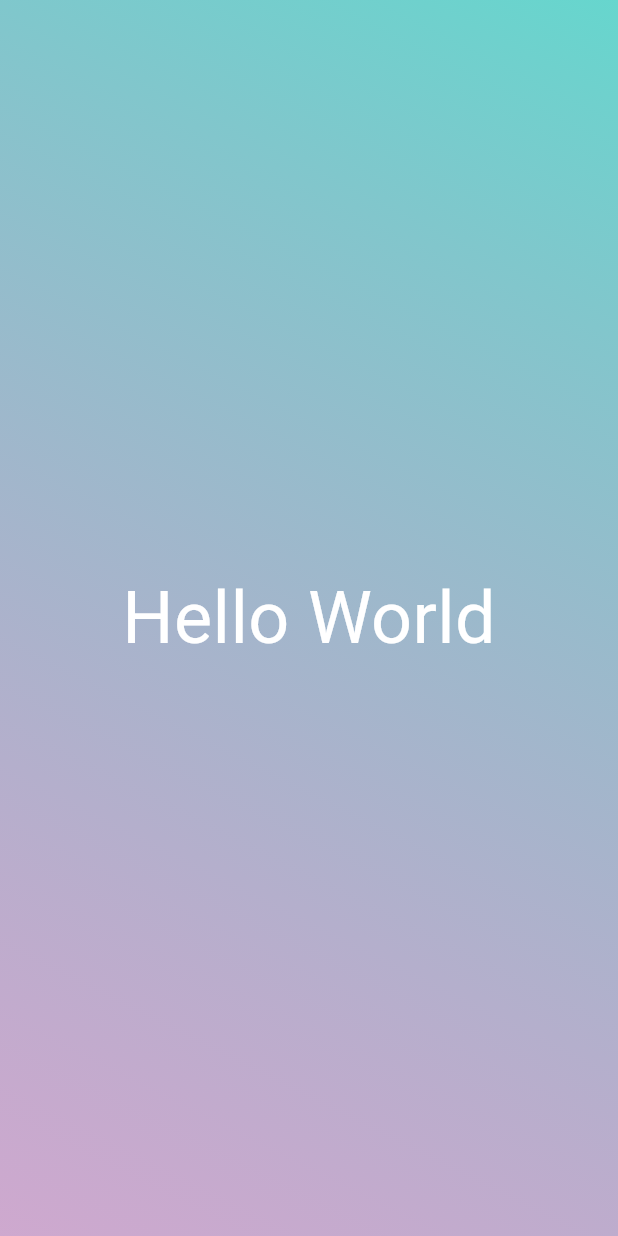
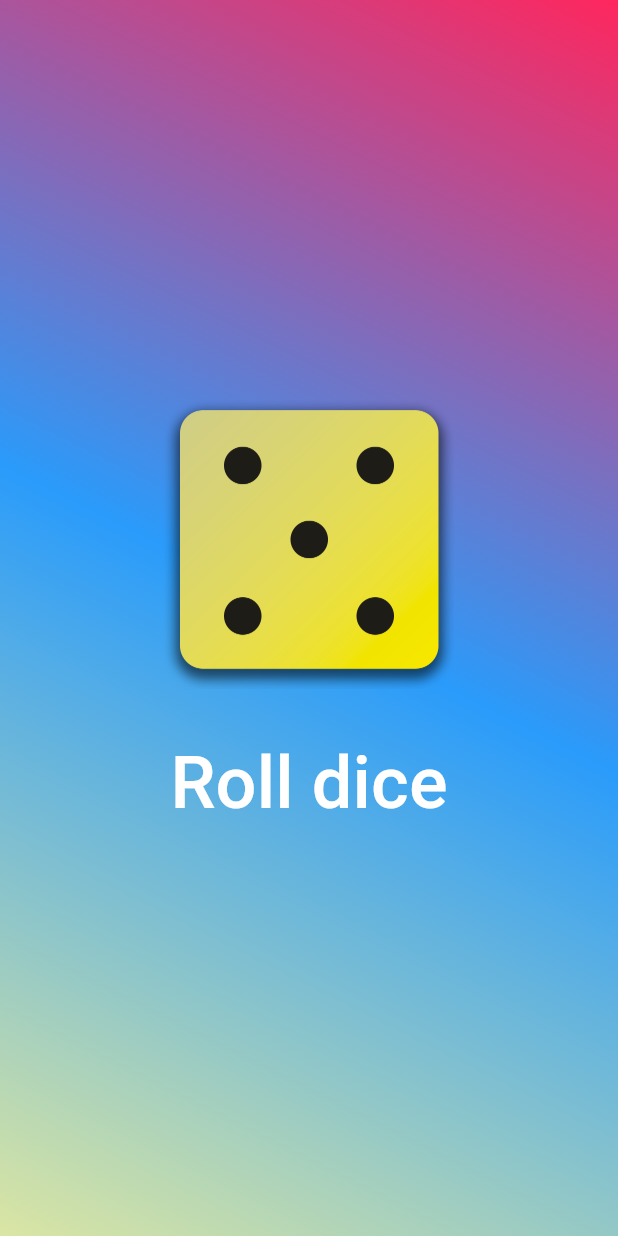
Before and after one commit to apisit15/ze04, a Flutter app: the screen it shows after launch, on a phone screen of 412 x 824 dp. Run offline on Flutter 3.47's test engine with Material 3 defaults, Android fonts, the phone set to English and light mode, and no system bars.

Commit message:
first commit

```diff
--- /dev/null
+++ b/lib/diceroll.dart
@@ -0,0 +1,45 @@
+import 'dart:math';
+import 'package:flutter/material.dart';
+import 'package:ze04/stylet.dart';
+
+
+class DiceThrown extends StatefulWidget{
+  const DiceThrown({super.key});
+
+  State<DiceThrown> createState(){
+    return _DiceThrownAction();
+  }
+}
+
+class _DiceThrownAction extends State<DiceThrown>{
+   var dicechange = 'assets/images/dice-5.png';
+   final randoms = Random();
+   var number = 1;
+
+  Widget build(Context){
+      return Column(
+              mainAxisSize: MainAxisSize.min,
+              children: [
+              Image.asset(
+                dicechange,
+                width:200,
+              ),
+              const SizedBox(
+                height: 20,
+              ),
+              TextButton(
+                onPressed: (){
+                  setState(() {
+                    number = randoms.nextInt(6) + 1;
+                    dicechange = 'assets/images/dice-$number.png';
+                  });
+
+                },
+                child: StyleT('Roll dice'),
+              )
+              ],
+      );
+  }
+
+
+}
--- a/lib/gradient_container.dart
+++ b/lib/gradient_container.dart
@@ -1,21 +1,21 @@
 import 'package:flutter/material.dart';
 import 'package:ze04/stylet.dart';
+import 'package:ze04/diceroll.dart';
 
 class GContainer extends StatelessWidget{
-    GContainer({super.key});
+  GContainer({super.key});
 
-    Widget build(context){
-      return Container(
+
+Widget build(context){
+    return Container( //พื้นหลังควรอยู่ด้านหลังตัวอักษร
         decoration: BoxDecoration(
-          gradient: LinearGradient(colors: [
-          Color.fromARGB(221, 79, 209, 198),
-          Color.fromARGB(137, 165, 101, 165)
-          ],
-          begin: Alignment.topRight,
-          end: Alignment.bottomLeft)
-        ),
-        child:  Center(
-          child: StyleT()
-      ));
-    }
+          gradient: LinearGradient(colors:[
+            Color.fromRGBO(255, 6, 69, 0.867),
+            Color.fromARGB(221, 9, 141, 250),
+            Color.fromARGB(221, 213, 227, 149)
+          ],begin:Alignment.topRight,end: Alignment.bottomLeft)),
+          child: Center( //ตั้งค่าตัวอักษรตรงกลาง
+            child: DiceThrown()));
+
 }
+  }
--- a/lib/stylet.dart
+++ b/lib/stylet.dart
@@ -1,11 +1,14 @@
 import 'package:flutter/material.dart';
 
 class StyleT extends StatelessWidget{
-  StyleT({super.key});
+  StyleT(this.text,{super.key});
+
+  var text;
 
   Widget build(context){
-      return Text("Hello World",
-        style: TextStyle(fontSize: 48,
-        color: Colors.white));
+     return Text(text, style: TextStyle(fontSize : 48, color: Colors.white));
+
+
+
+  }
 }
-}
```
Also changed, not shown: pubspec.yaml (+7 -3 lines), assets/images/dice-1.png (added), assets/images/dice-2.png (added), assets/images/dice-3.png (added), assets/images/dice-4.png (added), assets/images/dice-5.png (added), assets/images/dice-6.png (added).
